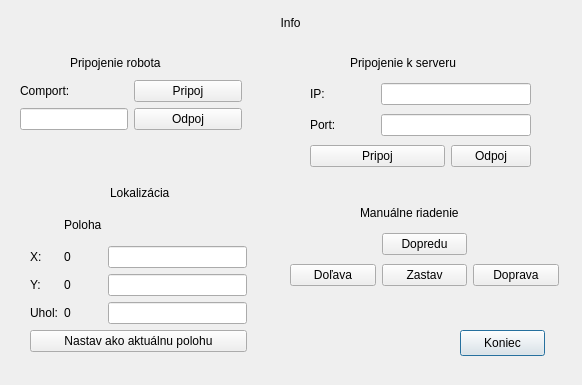
Old version of the form agentForm.ui in the repository martinvondracek/multiagentAgent.
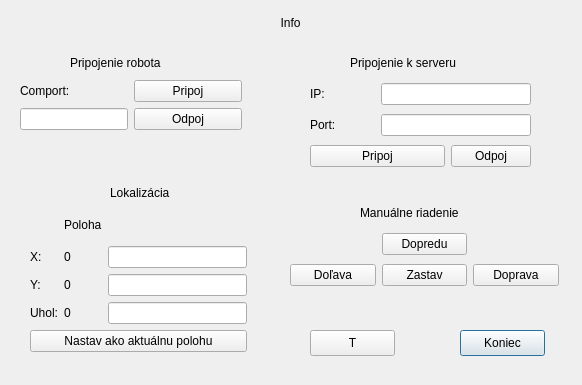
New version of the form.

Patch:
```diff
--- a/agentForm.ui
+++ b/agentForm.ui
@@ -305,6 +305,19 @@
     </item>
    </layout>
   </widget>
+  <widget class="QPushButton" name="testButton">
+   <property name="geometry">
+    <rect>
+     <x>310</x>
+     <y>330</y>
+     <width>85</width>
+     <height>26</height>
+    </rect>
+   </property>
+   <property name="text">
+    <string>T</string>
+   </property>
+  </widget>
  </widget>
  <resources/>
  <connections>
```
Left out of the diff: 17 changed lines with no effect on the pictures.
